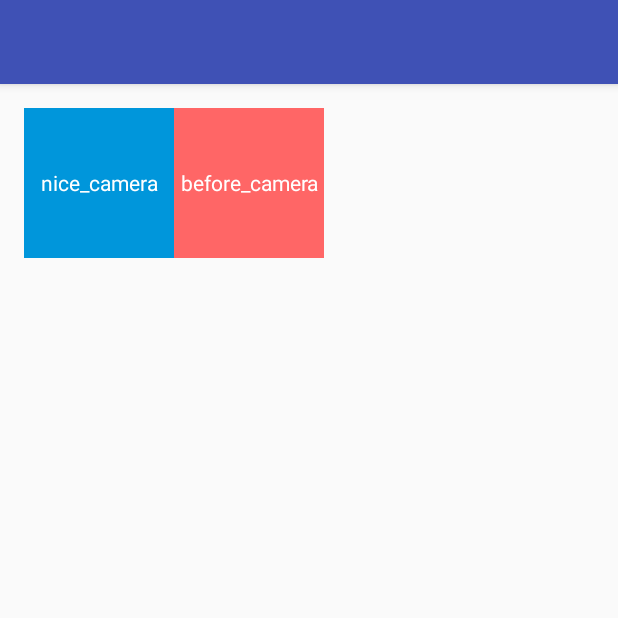
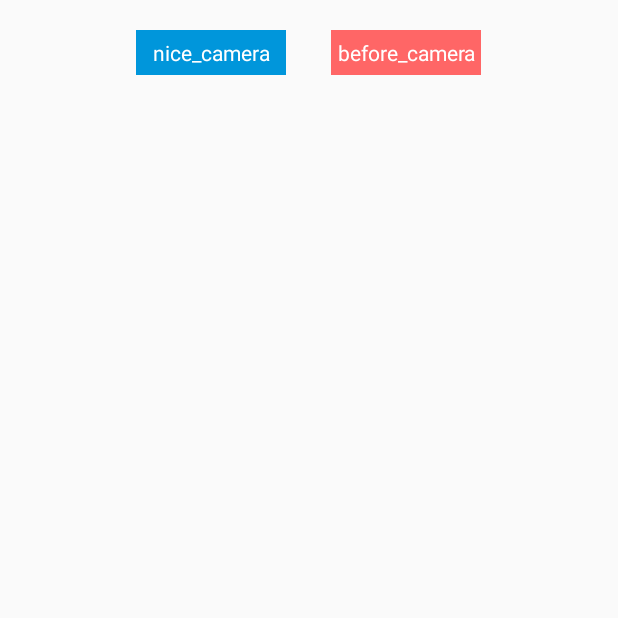
Before and after one commit to nicewarm/NiceCameraDemo, an Android app: the screen it shows after launch (MainActivity), on a phone screen of 412 x 824 dp, the top half of it. Run offline under Robolectric (Android 15) with nearby library versions, the phone set to English and light mode, and no system bars.

Commit message:
fix 拍摄照片显示出来

```diff
--- a/app/src/main/java/camera/nice/com/nicecamerademo/before/ActivityCapture.java
+++ b/app/src/main/java/camera/nice/com/nicecamerademo/before/ActivityCapture.java
@@ -67,6 +67,8 @@ public class ActivityCapture extends Activity implements
     private boolean makeWaterMark;
     public static final String kCropWidth = "crop_width";
     public static final String kCropHeight = "crop_height";
+
+    public static final int kBeforeCameraCode = 1024;
 
     private Camera.ShutterCallback _shutterCallback = new Camera.ShutterCallback() {
         @Override
--- a/app/src/main/res/layout/activity_main.xml
+++ b/app/src/main/res/layout/activity_main.xml
@@ -7,20 +7,6 @@
     android:fitsSystemWindows="true"
     tools:context="camera.nice.com.nicecamerademo.MainActivity">
 
-    <android.support.design.widget.AppBarLayout
-        android:layout_width="match_parent"
-        android:layout_height="wrap_content"
-        android:theme="@style/AppTheme.AppBarOverlay">
-
-        <android.support.v7.widget.Toolbar
-            android:id="@+id/toolbar"
-            android:layout_width="match_parent"
-            android:layout_height="?attr/actionBarSize"
-            android:background="?attr/colorPrimary"
-            app:popupTheme="@style/AppTheme.PopupOverlay" />
-
-    </android.support.design.widget.AppBarLayout>
-
     <include layout="@layout/content_main" />
 
 </android.support.design.widget.CoordinatorLayout>
--- a/app/src/main/res/layout/content_main.xml
+++ b/app/src/main/res/layout/content_main.xml
@@ -1,36 +1,45 @@
 <?xml version="1.0" encoding="utf-8"?>
 <LinearLayout xmlns:android="http://schemas.android.com/apk/res/android"
-    xmlns:app="http://schemas.android.com/apk/res-auto"
-    xmlns:tools="http://schemas.android.com/tools"
     android:layout_width="match_parent"
     android:layout_height="match_parent"
-    android:paddingBottom="@dimen/activity_vertical_margin"
-    android:paddingLeft="@dimen/activity_horizontal_margin"
-    android:paddingRight="@dimen/activity_horizontal_margin"
-    android:paddingTop="@dimen/activity_vertical_margin"
-    app:layout_behavior="@string/appbar_scrolling_view_behavior"
-    tools:context="camera.nice.com.nicecamerademo.MainActivity"
-    tools:showIn="@layout/activity_main">
+    android:orientation="vertical">
+
+    <LinearLayout
+        android:layout_width="wrap_content"
+        android:layout_height="wrap_content"
+        android:orientation="horizontal"
+        android:layout_gravity="center_horizontal"
+        android:layout_marginTop="20dp"
+        >
 
         <TextView
             android:id="@+id/nice_camera"
             android:layout_width="100dp"
-        android:layout_height="100dp"
+            android:layout_height="30dp"
+            android:layout_marginRight="30dp"
+            android:background="#0096db"
+            android:gravity="center"
             android:text="nice_camera"
-        android:background="#0096db"
-        android:textColor="@android:color/white"
-        android:gravity="center"
-        android:layout_marginBottom="100dp"
-        />
+            android:textColor="@android:color/white" />
 
         <TextView
             android:id="@+id/before_camera"
             android:layout_width="100dp"
-        android:layout_height="100dp"
+            android:layout_height="30dp"
+            android:background="#ff6666"
+            android:gravity="center"
             android:text="before_camera"
-        android:background="#ff6666"
-        android:textColor="@android:color/white"
-        android:gravity="center"
+            android:textColor="@android:color/white" />
+
+    </LinearLayout>
+
+    <ImageView
+        android:id="@+id/image"
+        android:layout_width="match_parent"
+        android:layout_height="0dp"
+        android:layout_weight="1"
+        android:layout_marginTop="30dp"
         />
 
+
 </LinearLayout>
```
Also changed, not shown: app/src/main/java/camera/nice/com/nicecamerademo/CameraActivity.java (+12 -42 lines), app/src/main/java/camera/nice/com/nicecamerademo/MainActivity.java (+29 -3 lines). Lines whose indentation alone changed are shown as unchanged.
